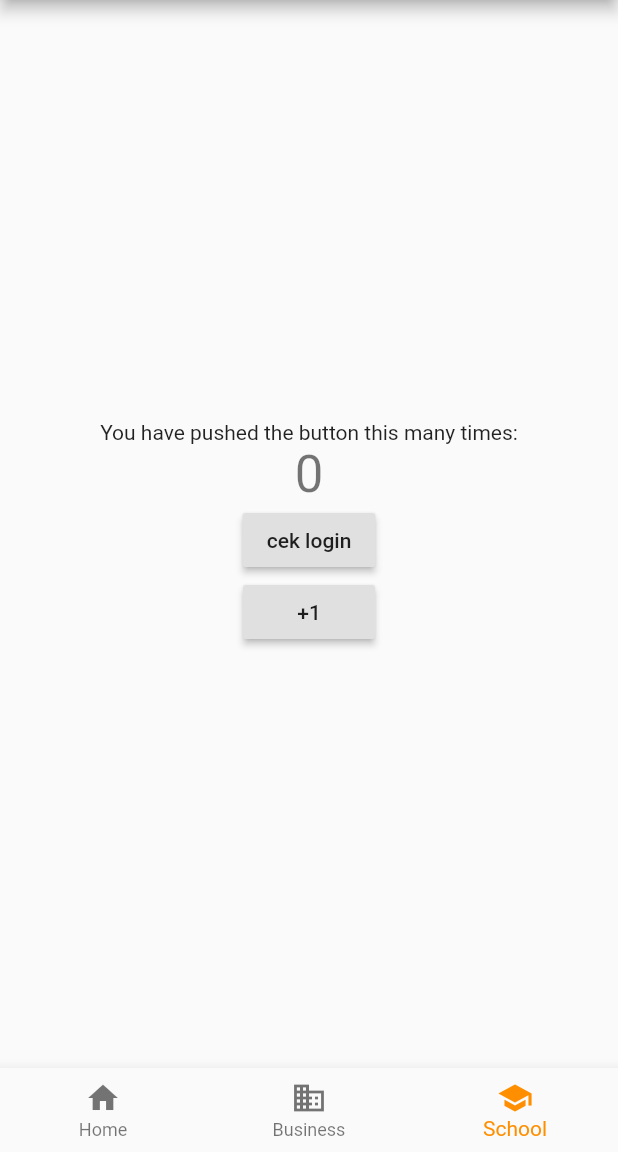
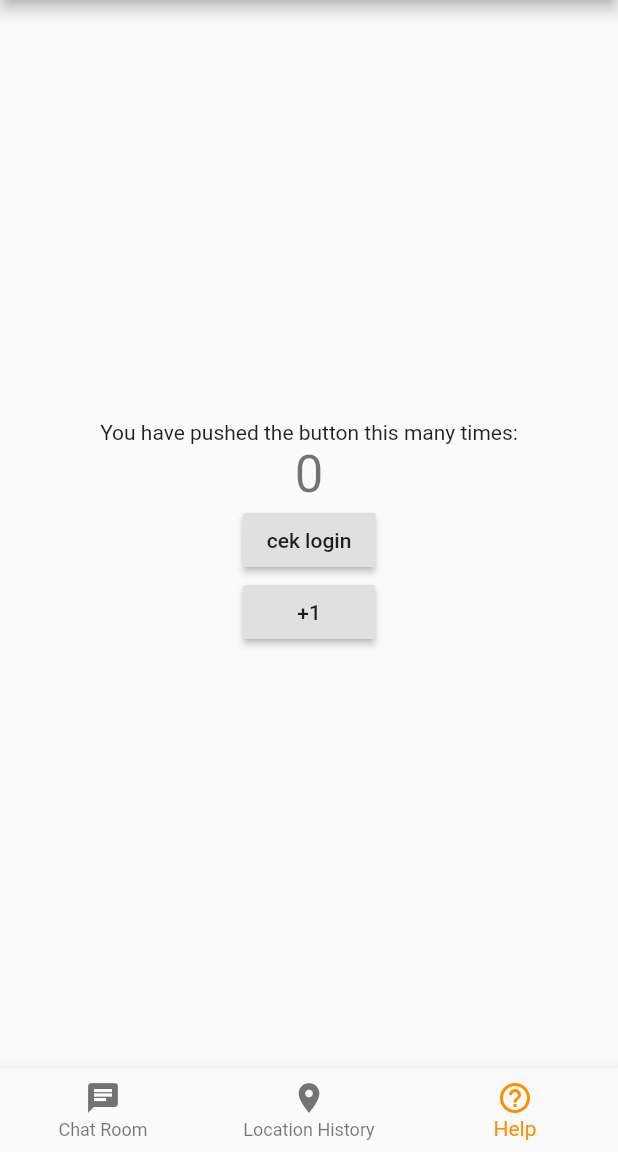
Before and after one commit to suwardhana/gpslog, a Flutter app: the screen it shows after launch, item 3 of the bottom bar chosen, on a phone screen of 412 x 824 dp, the part 84-1236 px from its top. Run offline on Flutter 3.47's test engine with Material 2 defaults, Android fonts, the phone set to English and light mode, and no system bars; our stand-ins replace firebase_auth, firebase_database, geolocator, google_sign_in, shared_preferences; accounts and stored records are empty.

Commit message:
icon change

```diff
--- a/lib/elements/bottomNav.dart
+++ b/lib/elements/bottomNav.dart
@@ -85,16 +85,16 @@ class _BottomWidgetState extends State<BottomWidget> {
       bottomNavigationBar: BottomNavigationBar(
         items: const <BottomNavigationBarItem>[
           BottomNavigationBarItem(
-            icon: Icon(Icons.home),
-            title: Text('Home'),
+            icon: Icon(Icons.chat),
+            title: Text('Chat Room'),
           ),
           BottomNavigationBarItem(
-            icon: Icon(Icons.business),
-            title: Text('Business'),
+            icon: Icon(Icons.location_on),
+            title: Text('Location History'),
           ),
           BottomNavigationBarItem(
-            icon: Icon(Icons.school),
-            title: Text('School'),
+            icon: Icon(Icons.help_outline),
+            title: Text('Help'),
           ),
         ],
         currentIndex: _selectedIndex,
```
